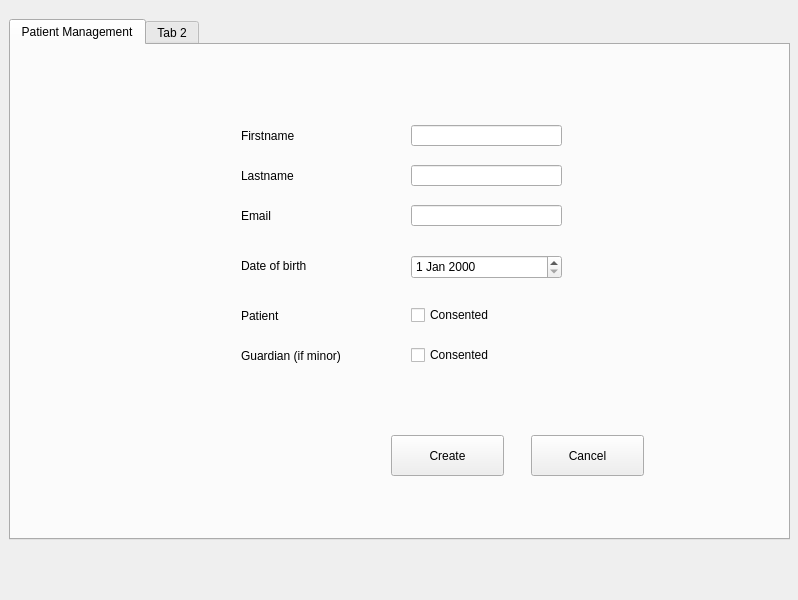
rachidje/medisecure, file ihm/gui/qt_designer_files/medisecure.ui: the form before one commit.
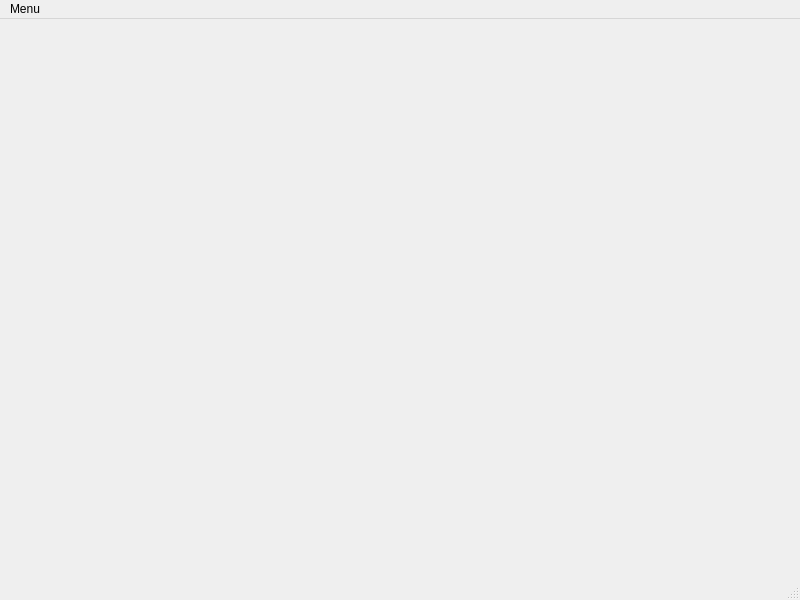
The form after the commit.

Commit message: test_display_create_patient_folder_view_when_menu_action_is_clicked

```diff
--- a/ihm/gui/qt_designer_files/medisecure.ui
+++ b/ihm/gui/qt_designer_files/medisecure.ui
@@ -6,208 +6,43 @@
    <rect>
     <x>0</x>
     <y>0</y>
-    <width>798</width>
+    <width>800</width>
     <height>600</height>
    </rect>
   </property>
   <property name="windowTitle">
    <string>Medisecure</string>
   </property>
-  <widget class="QWidget" name="centralwidget">
-   <widget class="QTabWidget" name="tabWidget">
-    <property name="geometry">
-     <rect>
-      <x>9</x>
-      <y>19</y>
-      <width>781</width>
-      <height>521</height>
-     </rect>
+  <widget class="QWidget" name="centralwidget"/>
+  <widget class="QMenuBar" name="menubar">
+   <property name="geometry">
+    <rect>
+     <x>0</x>
+     <y>0</y>
+     <width>800</width>
+     <height>24</height>
+    </rect>
+   </property>
+   <widget class="QMenu" name="menuMenu">
+    <property name="title">
+     <string>Menu</string>
     </property>
-    <property name="currentIndex">
-     <number>0</number>
-    </property>
-    <widget class="QWidget" name="creat_patient_folder">
-     <attribute name="title">
-      <string>Patient Management</string>
-     </attribute>
-     <widget class="QDateEdit" name="date_of_birth_input">
-      <property name="geometry">
-       <rect>
-        <x>400</x>
-        <y>210</y>
-        <width>151</width>
-        <height>24</height>
-       </rect>
-      </property>
-     </widget>
-     <widget class="QLabel" name="dob_label_2">
-      <property name="geometry">
-       <rect>
-        <x>230</x>
-        <y>260</y>
-        <width>101</width>
-        <height>21</height>
-       </rect>
-      </property>
-      <property name="text">
-       <string>Patient</string>
-      </property>
-     </widget>
-     <widget class="QLineEdit" name="firstname_input">
-      <property name="geometry">
-       <rect>
-        <x>400</x>
-        <y>80</y>
-        <width>151</width>
-        <height>21</height>
-       </rect>
-      </property>
-     </widget>
-     <widget class="QLineEdit" name="lastname_input">
-      <property name="geometry">
-       <rect>
-        <x>400</x>
-        <y>120</y>
-        <width>151</width>
-        <height>21</height>
-       </rect>
-      </property>
-     </widget>
-     <widget class="QLabel" name="dob_label">
-      <property name="geometry">
-       <rect>
-        <x>230</x>
-        <y>210</y>
-        <width>101</width>
-        <height>21</height>
-       </rect>
-      </property>
-      <property name="text">
-       <string>Date of birth</string>
-      </property>
-     </widget>
-     <widget class="QLineEdit" name="email_input">
-      <property name="geometry">
-       <rect>
-        <x>400</x>
-        <y>160</y>
-        <width>151</width>
-        <height>21</height>
-       </rect>
-      </property>
-     </widget>
-     <widget class="QPushButton" name="cancel_create_folder_btn">
-      <property name="geometry">
-       <rect>
-        <x>520</x>
-        <y>390</y>
-        <width>113</width>
-        <height>41</height>
-       </rect>
-      </property>
-      <property name="text">
-       <string>Cancel</string>
-      </property>
-     </widget>
-     <widget class="QCheckBox" name="consent_checkbox">
-      <property name="geometry">
-       <rect>
-        <x>400</x>
-        <y>260</y>
-        <width>87</width>
-        <height>20</height>
-       </rect>
-      </property>
-      <property name="text">
-       <string>Consented</string>
-      </property>
-     </widget>
-     <widget class="QLabel" name="firstname_label">
-      <property name="geometry">
-       <rect>
-        <x>230</x>
-        <y>80</y>
-        <width>101</width>
-        <height>21</height>
-       </rect>
-      </property>
-      <property name="text">
-       <string>Firstname</string>
-      </property>
-     </widget>
-     <widget class="QCheckBox" name="guardian_consent_checkbox">
-      <property name="geometry">
-       <rect>
-        <x>400</x>
-        <y>300</y>
-        <width>87</width>
-        <height>20</height>
-       </rect>
-      </property>
-      <property name="text">
-       <string>Consented</string>
-      </property>
-     </widget>
-     <widget class="QLabel" name="lastname_label">
-      <property name="geometry">
-       <rect>
-        <x>230</x>
-        <y>120</y>
-        <width>101</width>
-        <height>21</height>
-       </rect>
-      </property>
-      <property name="text">
-       <string>Lastname</string>
-      </property>
-     </widget>
-     <widget class="QLabel" name="email_label">
-      <property name="geometry">
-       <rect>
-        <x>230</x>
-        <y>160</y>
-        <width>101</width>
-        <height>21</height>
-       </rect>
-      </property>
-      <property name="text">
-       <string>Email</string>
-      </property>
-     </widget>
-     <widget class="QLabel" name="dob_label_3">
-      <property name="geometry">
-       <rect>
-        <x>230</x>
-        <y>300</y>
-        <width>121</width>
-        <height>21</height>
-       </rect>
-      </property>
-      <property name="text">
-       <string>Guardian (if minor)</string>
-      </property>
-     </widget>
-     <widget class="QPushButton" name="create_folder_btn">
-      <property name="geometry">
-       <rect>
-        <x>380</x>
-        <y>390</y>
-        <width>113</width>
-        <height>41</height>
-       </rect>
-      </property>
-      <property name="text">
-       <string>Create</string>
-      </property>
-     </widget>
-    </widget>
-    <widget class="QWidget" name="tab_2">
-     <attribute name="title">
-      <string>Tab 2</string>
-     </attribute>
-    </widget>
+    <addaction name="actionHome"/>
+    <addaction name="actionCreate_Patient_Folder"/>
    </widget>
+   <addaction name="menuMenu"/>
   </widget>
+  <widget class="QStatusBar" name="statusbar"/>
+  <action name="actionHome">
+   <property name="text">
+    <string>Home</string>
+   </property>
+  </action>
+  <action name="actionCreate_Patient_Folder">
+   <property name="text">
+    <string>Create Patient Folder</string>
+   </property>
+  </action>
  </widget>
  <resources/>
  <connections/>
```
The commit also changes 13 other files.
